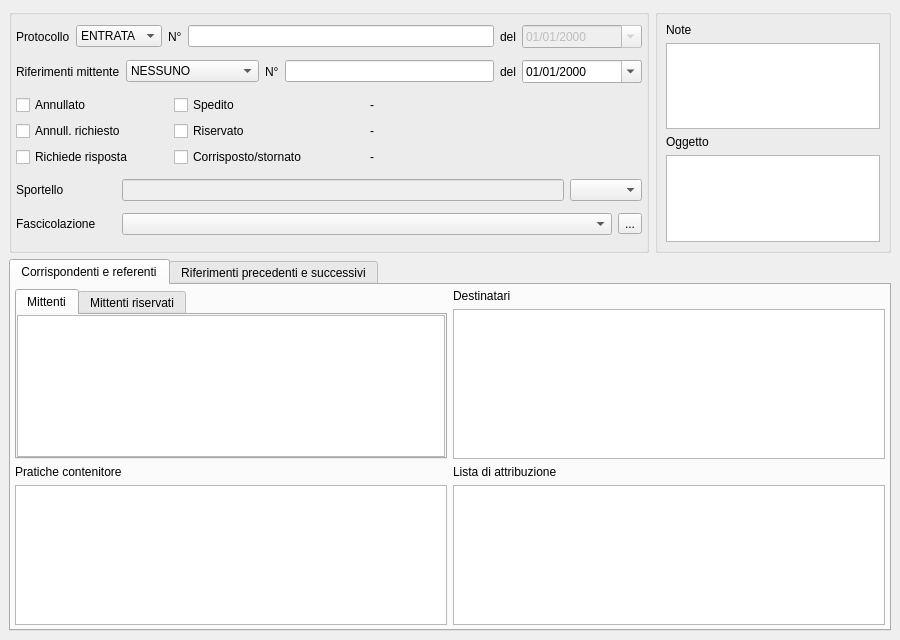
First picture: the form in src/com/axiastudio/suite/protocollo/forms/protocollo.ui, repository tizianolattisi/suitegda, before the edit.
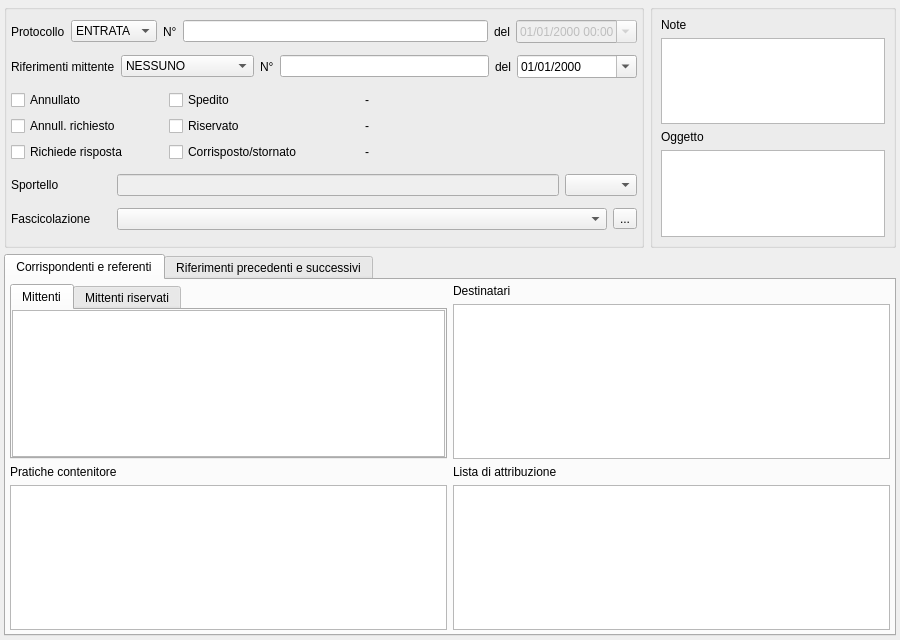
Second picture: the form after the edit. Custom widgets are drawn as their Qt base class.

Commit message: La data protocollo è un timestamp.

The edit to the form file:
```diff
--- a/src/com/axiastudio/suite/protocollo/forms/protocollo.ui
+++ b/src/com/axiastudio/suite/protocollo/forms/protocollo.ui
@@ -18,6 +18,9 @@
   </property>
   <widget class="QWidget" name="centralwidget">
    <layout class="QGridLayout" name="gridLayout_5">
+    <property name="margin">
+     <number>4</number>
+    </property>
     <item row="0" column="0">
      <widget class="QGroupBox" name="groupBox_testa">
       <property name="minimumSize">
@@ -107,37 +110,22 @@
           </widget>
          </item>
          <item>
-          <widget class="com.axiastudio.pypapi.ui.widgets.PyPaPiDateEdit" name="dateEdit_data">
+          <widget class="com.axiastudio.pypapi.ui.widgets.PyPaPiDateTimeEdit" name="dateEdit_data">
            <property name="enabled">
             <bool>false</bool>
            </property>
-           <property name="minimumSize">
-            <size>
-             <width>120</width>
-             <height>0</height>
-            </size>
-           </property>
-           <property name="maximumSize">
-            <size>
-             <width>120</width>
-             <height>16777215</height>
-            </size>
-           </property>
            <property name="displayFormat">
-            <string>dd/MM/yyyy</string>
+            <string>dd/MM/yyyy HH:mm</string>
            </property>
            <property name="calendarPopup">
             <bool>true</bool>
            </property>
            <property name="column" stdset="0">
-            <string>Dataprotocollo</string>
+            <string>dataprotocollo</string>
            </property>
            <property name="search" stdset="0">
             <bool>true</bool>
            </property>
-           <property name="export" stdset="0">
-            <bool>true</bool>
-           </property>
           </widget>
          </item>
         </layout>
@@ -804,6 +792,11 @@
    <extends>QDateEdit</extends>
    <header>pypapidateedit.h</header>
   </customwidget>
+  <customwidget>
+   <class>com.axiastudio.pypapi.ui.widgets.PyPaPiDateTimeEdit</class>
+   <extends>QDateTimeEdit</extends>
+   <header>pypapidatetimeedit.h</header>
+  </customwidget>
  </customwidgets>
  <tabstops>
   <tabstop>textEdit_oggetto</tabstop>
```
Left out of the diff: 1 changed line with no effect on the pictures. The commit also changes 2 other files.
